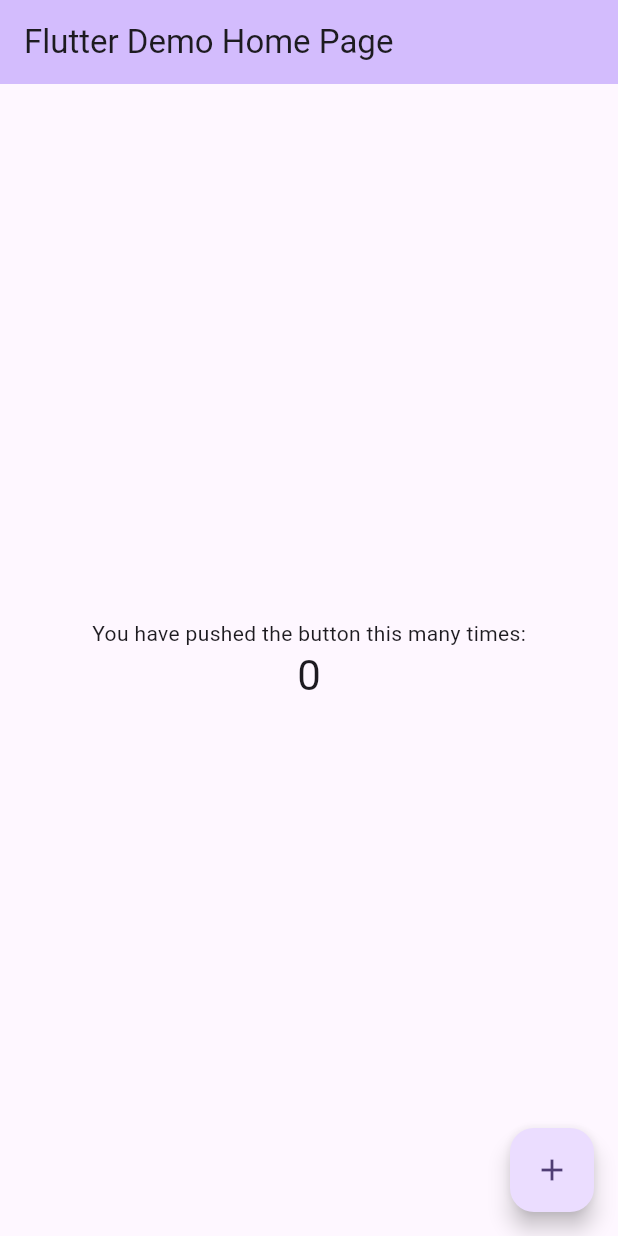
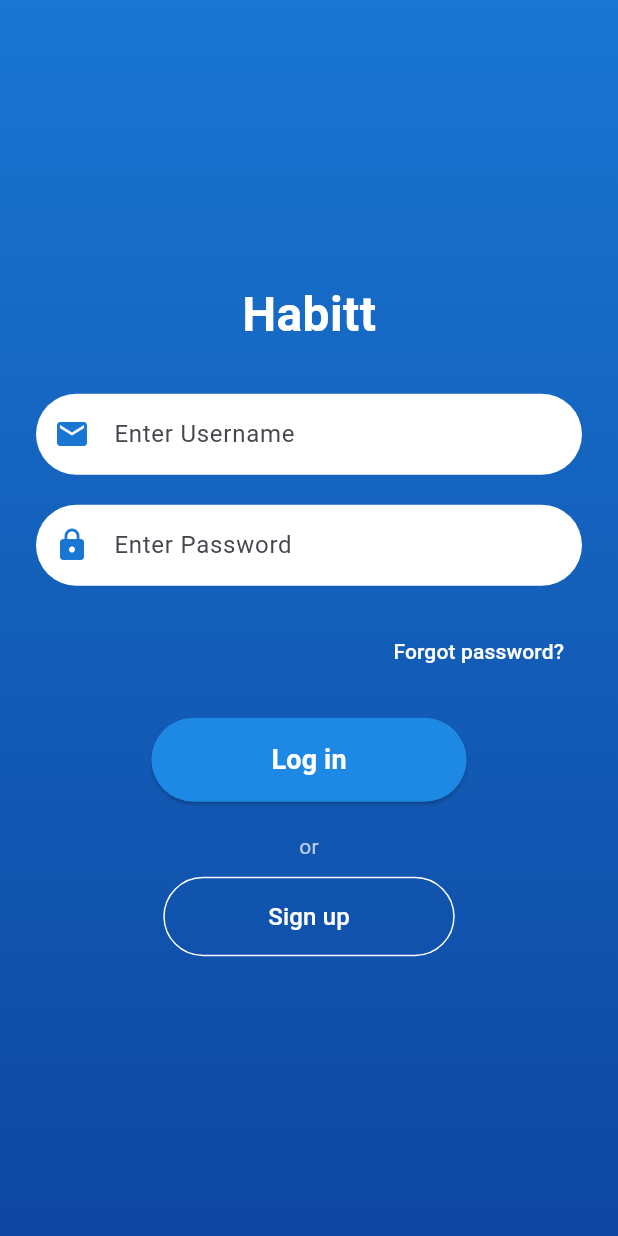
Before and after one commit to SeaniOS/habit_tracker, a Flutter app: the screen it shows after launch, on a phone screen of 412 x 824 dp. Run offline on Flutter 3.47's test engine with Material 3 defaults, Android fonts, the phone set to English and light mode, and no system bars.

Commit message:
Module 2: Create Login and Registration Screens

```diff
--- a/lib/main.dart
+++ b/lib/main.dart
@@ -1,122 +1,17 @@
 import 'package:flutter/material.dart';
 
+import 'screens/login_screen.dart';
+
 void main() {
-  runApp(const MyApp());
+  runApp(HabitTrackerApp());
 }
 
-class MyApp extends StatelessWidget {
-  const MyApp({super.key});
-
-  // This widget is the root of your application.
+class HabitTrackerApp extends StatelessWidget {
   @override
   Widget build(BuildContext context) {
     return MaterialApp(
-      title: 'Flutter Demo',
-      theme: ThemeData(
-        // This is the theme of your application.
-        //
-        // TRY THIS: Try running your application with "flutter run". You'll see
-        // the application has a purple toolbar. Then, without quitting the app,
-        // try changing the seedColor in the colorScheme below to Colors.green
-        // and then invoke "hot reload" (save your changes or press the "hot
-        // reload" button in a Flutter-supported IDE, or press "r" if you used
-        // the command line to start the app).
-        //
-        // Notice that the counter didn't reset back to zero; the application
-        // state is not lost during the reload. To reset the state, use hot
-        // restart instead.
-        //
-        // This works for code too, not just values: Most code changes can be
-        // tested with just a hot reload.
-        colorScheme: ColorScheme.fromSeed(seedColor: Colors.deepPurple),
-      ),
-      home: const MyHomePage(title: 'Flutter Demo Home Page'),
+      home: LoginScreen(),
+      debugShowCheckedModeBanner: false,
     );
   }
 }
-
-class MyHomePage extends StatefulWidget {
-  const MyHomePage({super.key, required this.title});
-
-  // This widget is the home page of your application. It is stateful, meaning
-  // that it has a State object (defined below) that contains fields that affect
-  // how it looks.
-
-  // This class is the configuration for the state. It holds the values (in this
-  // case the title) provided by the parent (in this case the App widget) and
-  // used by the build method of the State. Fields in a Widget subclass are
-  // always marked "final".
-
-  final String title;
-
-  @override
-  State<MyHomePage> createState() => _MyHomePageState();
-}
-
-class _MyHomePageState extends State<MyHomePage> {
-  int _counter = 0;
-
-  void _incrementCounter() {
-    setState(() {
-      // This call to setState tells the Flutter framework that something has
-      // changed in this State, which causes it to rerun the build method below
-      // so that the display can reflect the updated values. If we changed
-      // _counter without calling setState(), then the build method would not be
-      // called again, and so nothing would appear to happen.
-      _counter++;
-    });
-  }
-
-  @override
-  Widget build(BuildContext context) {
-    // This method is rerun every time setState is called, for instance as done
-    // by the _incrementCounter method above.
-    //
-    // The Flutter framework has been optimized to make rerunning build methods
-    // fast, so that you can just rebuild anything that needs updating rather
-    // than having to individually change instances of widgets.
-    return Scaffold(
-      appBar: AppBar(
-        // TRY THIS: Try changing the color here to a specific color (to
-        // Colors.amber, perhaps?) and trigger a hot reload to see the AppBar
-        // change color while the other colors stay the same.
-        backgroundColor: Theme.of(context).colorScheme.inversePrimary,
-        // Here we take the value from the MyHomePage object that was created by
-        // the App.build method, and use it to set our appbar title.
-        title: Text(widget.title),
-      ),
-      body: Center(
-        // Center is a layout widget. It takes a single child and positions it
-        // in the middle of the parent.
-        child: Column(
-          // Column is also a layout widget. It takes a list of children and
-          // arranges them vertically. By default, it sizes itself to fit its
-          // children horizontally, and tries to be as tall as its parent.
-          //
-          // Column has various properties to control how it sizes itself and
-          // how it positions its children. Here we use mainAxisAlignment to
-          // center the children vertically; the main axis here is the vertical
-          // axis because Columns are vertical (the cross axis would be
-          // horizontal).
-          //
-          // TRY THIS: Invoke "debug painting" (choose the "Toggle Debug Paint"
-          // action in the IDE, or press "p" in the console), to see the
-          // wireframe for each widget.
-          mainAxisAlignment: MainAxisAlignment.center,
-          children: <Widget>[
-            const Text('You have pushed the button this many times:'),
-            Text(
-              '$_counter',
-              style: Theme.of(context).textTheme.headlineMedium,
-            ),
-          ],
-        ),
-      ),
-      floatingActionButton: FloatingActionButton(
-        onPressed: _incrementCounter,
-        tooltip: 'Increment',
-        child: const Icon(Icons.add),
-      ), // This trailing comma makes auto-formatting nicer for build methods.
-    );
-  }
-}
--- /dev/null
+++ b/lib/screens/login_screen.dart
@@ -0,0 +1,153 @@
+import 'package:flutter/material.dart';
+
+import 'register_screen.dart';
+
+class LoginScreen extends StatefulWidget {
+  const LoginScreen({super.key});
+
+  @override
+  _LoginScreenState createState() => _LoginScreenState();
+}
+
+class _LoginScreenState extends State<LoginScreen> {
+  final _usernameController = TextEditingController();
+  final _passwordController = TextEditingController();
+
+  // Default credentials
+  final String defaultUsername = 'testuser';
+  final String defaultPassword = 'password123';
+
+  void _login() {
+    // The login logic goes here
+    print("login logic here");
+  }
+
+  @override
+  Widget build(BuildContext context) {
+    return Scaffold(
+      body: Container(
+        decoration: BoxDecoration(
+          gradient: LinearGradient(
+            colors: [Colors.blue.shade700, Colors.blue.shade900],
+            begin: Alignment.topCenter,
+            end: Alignment.bottomCenter,
+          ),
+        ),
+        child: Center(
+          child: SingleChildScrollView(
+            padding: const EdgeInsets.all(24.0),
+            child: Column(
+              mainAxisAlignment: MainAxisAlignment.center,
+              children: [
+                const Text(
+                  'Habitt',
+                  style: TextStyle(
+                    fontSize: 32,
+                    fontWeight: FontWeight.bold,
+                    color: Colors.white,
+                  ),
+                ),
+                const SizedBox(height: 30),
+                Container(
+                  decoration: BoxDecoration(
+                    color: Colors.white,
+                    borderRadius: BorderRadius.circular(30),
+                  ),
+                  child: TextField(
+                    controller: _usernameController,
+                    decoration: InputDecoration(
+                      prefixIcon:
+                      Icon(Icons.email, color: Colors.blue.shade700),
+                      hintText: 'Enter Username',
+                      border: InputBorder.none,
+                      contentPadding: const EdgeInsets.symmetric(
+                          horizontal: 20, vertical: 15),
+                    ),
+                  ),
+                ),
+                const SizedBox(height: 20),
+                Container(
+                  decoration: BoxDecoration(
+                    color: Colors.white,
+                    borderRadius: BorderRadius.circular(30),
+                  ),
+                  child: TextField(
+                    controller: _passwordController,
+                    obscureText: true,
+                    decoration: InputDecoration(
+                      prefixIcon: Icon(Icons.lock, color: Colors.blue.shade700),
+                      hintText: 'Enter Password',
+                      border: InputBorder.none,
+                      contentPadding: const EdgeInsets.symmetric(
+                          horizontal: 20, vertical: 15),
+                    ),
+                  ),
+                ),
+                const SizedBox(height: 20),
+                Align(
+                  alignment: Alignment.centerRight,
+                  child: TextButton(
+                    onPressed: () {
+                      // Logic for forgot password can be added here
+                    },
+                    child: const Text(
+                      'Forgot password?',
+                      style: TextStyle(color: Colors.white),
+                    ),
+                  ),
+                ),
+                const SizedBox(height: 20),
+                ElevatedButton(
+                  onPressed: _login,
+                  style: ElevatedButton.styleFrom(
+                    backgroundColor: Colors.blue.shade600,
+                    shape: RoundedRectangleBorder(
+                      borderRadius: BorderRadius.circular(30.0),
+                    ),
+                    padding: const EdgeInsets.symmetric(
+                        horizontal: 80, vertical: 15),
+                  ),
+                  child: const Text(
+                    'Log in',
+                    style: TextStyle(
+                      fontSize: 18,
+                      color: Colors.white,
+                      fontWeight: FontWeight.bold,
+                    ),
+                  ),
+                ),
+                const SizedBox(height: 20),
+                const Text(
+                  'or',
+                  style: TextStyle(color: Colors.white70),
+                ),
+                const SizedBox(height: 10),
+                OutlinedButton(
+                  onPressed: () {
+                    Navigator.push(
+                      context,
+                      MaterialPageRoute(
+                          builder: (context) => const RegisterScreen()),
+                    );
+                  },
+                  style: OutlinedButton.styleFrom(
+                    side: const BorderSide(color: Colors.white),
+                    shape: RoundedRectangleBorder(
+                      borderRadius: BorderRadius.circular(30.0),
+                    ),
+                    padding: const EdgeInsets.symmetric(
+                        horizontal: 70, vertical: 15),
+                  ),
+                  child: const Text(
+                    'Sign up',
+                    style: TextStyle(color: Colors.white, fontSize: 16),
+                  ),
+                ),
+              ],
+            ),
+          ),
+        ),
+      ),
+    );
+  }
+}
--- a/pubspec.yaml
+++ b/pubspec.yaml
@@ -34,6 +34,10 @@ dependencies:
   # The following adds the Cupertino Icons font to your application.
   # Use with the CupertinoIcons class for iOS style icons.
   cupertino_icons: ^1.0.8
+  shared_preferences: ^2.5.5
+  fluttertoast: ^9.0.0
+  http: ^1.6.0
+  flutter_local_notifications: ^20.1.0
 
 dev_dependencies:
   flutter_test:
```
Also changed, not shown: lib/screens/register_screen.dart (added, +232 -0 lines), pubspec.lock, 8 other files.
